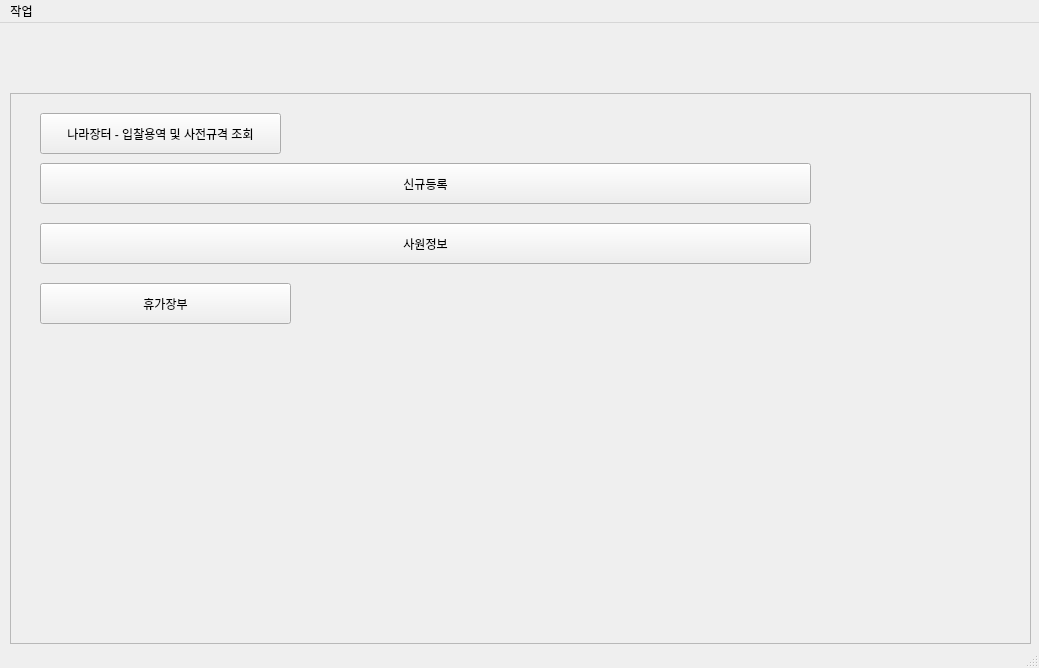
Above: ui/main.ui from MHJO/FairyqualityTime before the change. Below: the same form after it.
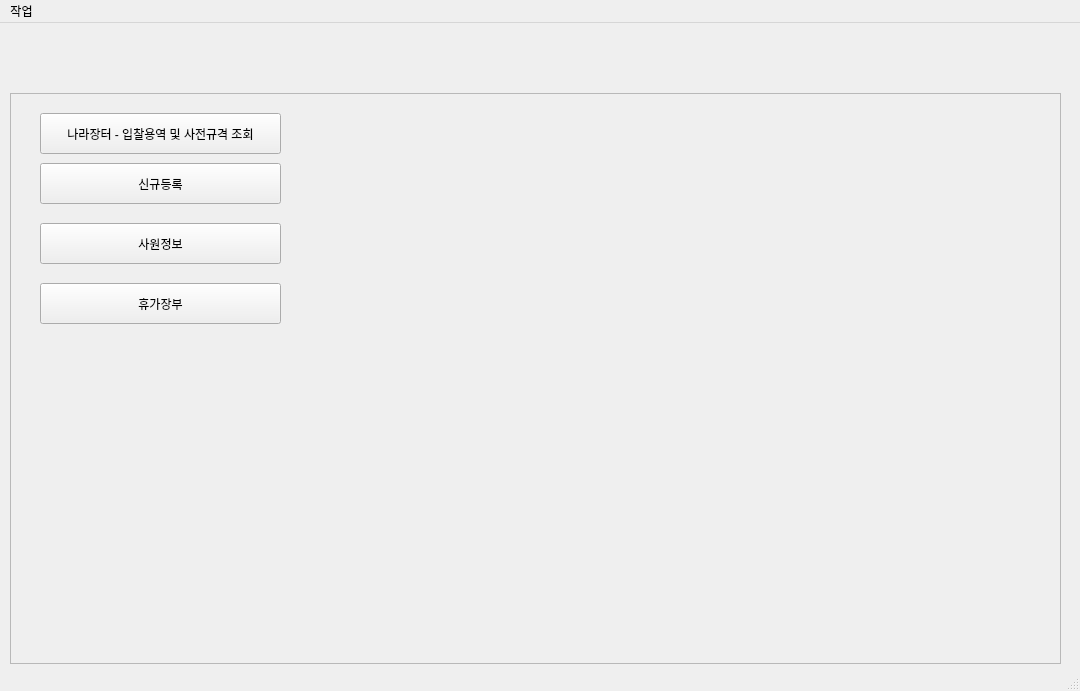
That is the form after the change. Icons and pictures are not drawn.

```diff
--- a/ui/main.ui
+++ b/ui/main.ui
@@ -6,8 +6,8 @@
    <rect>
     <x>0</x>
     <y>0</y>
-    <width>1039</width>
-    <height>668</height>
+    <width>1080</width>
+    <height>691</height>
    </rect>
   </property>
   <property name="windowTitle">
@@ -19,8 +19,8 @@
      <rect>
       <x>10</x>
       <y>70</y>
-      <width>1021</width>
-      <height>551</height>
+      <width>1051</width>
+      <height>571</height>
      </rect>
     </property>
     <property name="frameShape">
@@ -47,7 +47,7 @@
       <rect>
        <x>30</x>
        <y>130</y>
-       <width>771</width>
+       <width>241</width>
        <height>41</height>
       </rect>
      </property>
@@ -60,7 +60,7 @@
       <rect>
        <x>30</x>
        <y>190</y>
-       <width>251</width>
+       <width>241</width>
        <height>41</height>
       </rect>
      </property>
@@ -73,7 +73,7 @@
       <rect>
        <x>30</x>
        <y>70</y>
-       <width>771</width>
+       <width>241</width>
        <height>41</height>
       </rect>
      </property>
@@ -114,7 +114,7 @@
     <rect>
      <x>0</x>
      <y>0</y>
-     <width>1039</width>
+     <width>1080</width>
      <height>21</height>
     </rect>
    </property>
```
